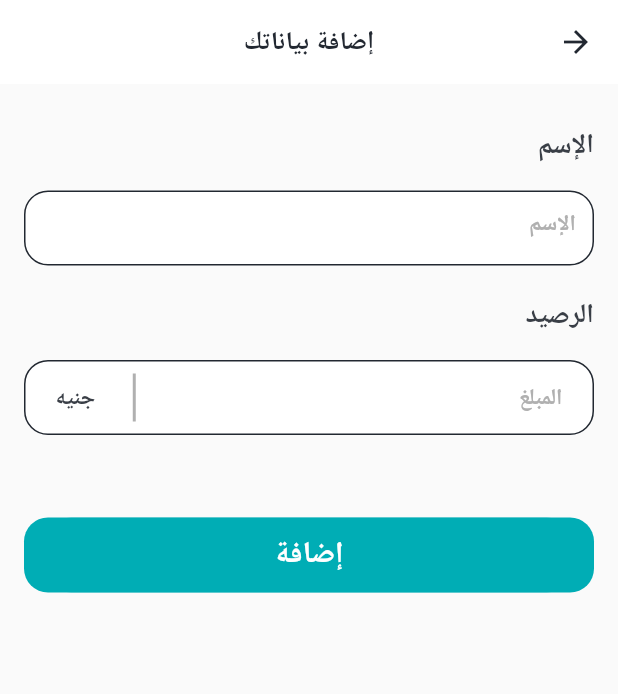
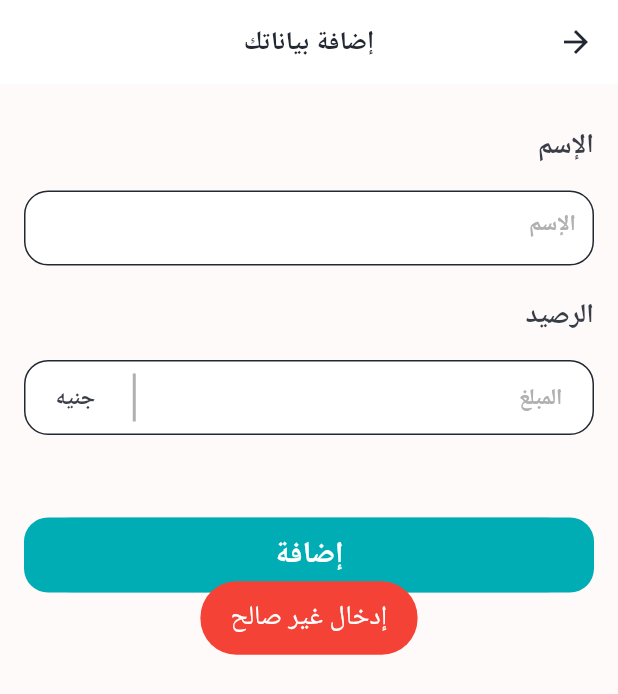
Before and after one commit to mostafaramadanhamed/amwaly, a Flutter app: the AddInfoView screen opened directly, after a tap on "إضافة", on a phone screen of 412 x 824 dp. Shown: the top 694 px of the screen. Run offline on Flutter 3.47's test engine with Material 2 defaults, Android fonts, the phone set to English and light mode, and no system bars; our stand-ins replace animated_text_kit, easy_localization, flutter_bloc, fluttertoast, font_awesome_flutter, google_fonts and 2 more; accounts and stored records are empty; Roboto replaces fonts that are missing (Cairo); statements that could not run were skipped.

```diff
--- a/assets/languages/ar-EG.json
+++ b/assets/languages/ar-EG.json
@@ -1,11 +1,15 @@
 {
   "data": "بيانات",
   "add": "إضافة",
+  "home": "الرئيسية",
+  "profile": "الملف الشخصي",
   "add name": "إضافة إسم",
   "add info": "إضافة بياناتك",
   "add Your name": "قم بإضافة إسمك",
   "add money": "إضافة رصيد",
   "add payment": "إضافة مصروفات",
+  "added successfully": "تمت الإضافة بنجاح",
+  "FormatException: Invalid double": "إدخال غير صالح" ,
   "name": "الإسم",
   "balance": "الرصيد",
   "pound": "جنيه",
--- a/assets/languages/en-US.json
+++ b/assets/languages/en-US.json
@@ -1,11 +1,17 @@
 {
   "data": "data",
   "add": "Add",
+  "home": "Home",
+  "profile": "Profile",
   "add name": "Add Name",
   "add info": "Add You Info",
   "add your name": "Add Your Name",
   "add money": "Add Money",
   "add Payment": "Add Payment",
+  "added successfully": "Added Successfully",
+  "FormatException: Invalid double":"Invalid Input" ,
+
+
   "name": "Name",
   "balance": "Balance",
   "pound": "Pound",
--- a/lib/core/utils/colors.dart
+++ b/lib/core/utils/colors.dart
@@ -1,4 +1,5 @@
-import 'package:flutter/cupertino.dart';
+
+import 'package:flutter/material.dart';
 
 abstract class AppColors{
 
--- a/lib/cubit/income_cubit.dart
+++ b/lib/cubit/income_cubit.dart
@@ -24,7 +24,7 @@ class IncomeCubit extends Cubit<IncomeState> {
   IncomeModel ? income;
   fetchName() {
     var incomeBox=Hive.box<IncomeModel>(DatabaseConstance.kBoxName);
-    income =incomeBox.values.first;
+    income =incomeBox.values.last;
     emit(GetIncomeSuccess());
   }
 }
--- a/lib/main.dart
+++ b/lib/main.dart
@@ -5,7 +5,6 @@ import 'package:google_fonts/google_fonts.dart';
 import 'package:hive_flutter/adapters.dart';
 import 'package:untitled/core/api_constants.dart';
 import 'package:untitled/cubit/income_cubit.dart';
-import 'package:untitled/presentation/views/add_name_view.dart';
 import 'package:untitled/presentation/views/Main/main_view.dart';
 import 'package:untitled/presentation/views/splash/splas_view.dart';
 
@@ -42,6 +41,7 @@ class MyApp extends StatelessWidget {
       create: (context) => IncomeCubit(),
       child: MaterialApp(
         theme: ThemeData.light().copyWith(
+          scaffoldBackgroundColor: const Color(0xffFFFAFA),
             textTheme: GoogleFonts.cairoTextTheme()
         ),
 
@@ -50,7 +50,7 @@ class MyApp extends StatelessWidget {
         locale: context.locale,
         debugShowCheckedModeBanner: false,
 
-        home: MainView(),
+        home: const MainView(),
       ),
     );
   }
--- a/lib/presentation/views/add_name_view.dart
+++ b/lib/presentation/views/add_name_view.dart
@@ -1,6 +1,7 @@
 import 'package:easy_localization/easy_localization.dart';
 import 'package:flutter/material.dart';
 import 'package:flutter_bloc/flutter_bloc.dart';
+import 'package:fluttertoast/fluttertoast.dart';
 import 'package:untitled/core/utils/colors.dart';
 import 'package:untitled/core/utils/styles.dart';
 import 'package:untitled/core/utils/utils.dart';
@@ -47,10 +48,29 @@ class AddInfoView extends StatelessWidget {
                       BlocProvider.of<IncomeCubit>(context).addInfo(incomeModel);
                       print(incomeModel.title);
                       print(incomeModel.income);
-
-                    ///  Utils.pop(context);
+                      Fluttertoast.showToast(
+                          msg: "added successfully".tr(),
+                          toastLength: Toast.LENGTH_SHORT,
+                          gravity: ToastGravity.CENTER,
+                          timeInSecForIosWeb: 1,
+                          backgroundColor:AppColors.kTextColor,
+                          textColor: Colors.white,
+                          fontSize: 18.0
+                      );
+                    nameController.clear();
+                    incomeController.clear();
+                    Utils.pop(context);
                     } catch (e) {
-                      print(e);
+                      debugPrint(e.toString());
+                      Fluttertoast.showToast(
+                          msg: "FormatException: Invalid double".tr(),
+                          toastLength: Toast.LENGTH_SHORT,
+                          gravity: ToastGravity.CENTER,
+                          timeInSecForIosWeb: 1,
+                          backgroundColor: Colors.red,
+                          textColor: Colors.white,
+                          fontSize: 18.0
+                      );
                     }
 
                   },
--- a/pubspec.yaml
+++ b/pubspec.yaml
@@ -26,6 +26,7 @@ dependencies:
   google_fonts: ^5.1.0
   animated_text_kit: ^4.2.2
   font_awesome_flutter: ^10.5.0
+  fluttertoast: ^8.2.2
 
 dev_dependencies:
   hive_generator: ^2.0.0
```
Also changed, not shown: lib/core/constants.dart (+3 -4 lines), lib/presentation/views/Main/main_view.dart (+3 -5 lines), lib/presentation/views/home_view.dart (added, +50 -0 lines), pubspec.lock.
